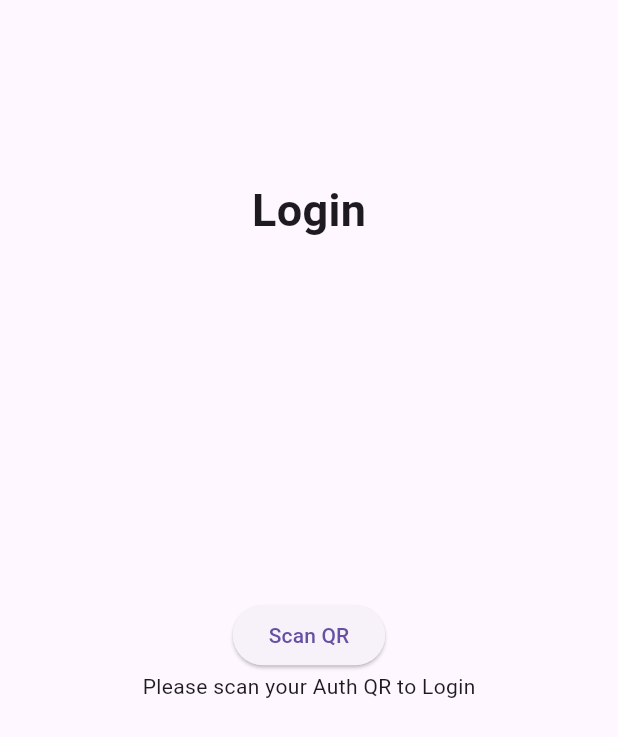
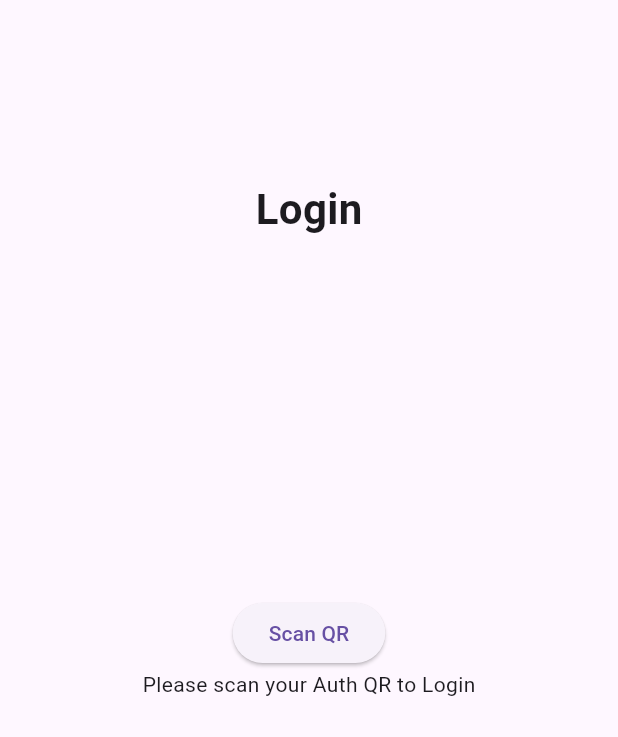
Before and after one commit to SreehariRajeev/qrauthscanner, a Flutter app: the screen it shows after launch, on a phone screen of 412 x 824 dp. Shown: the top 737 px of the screen. Run offline on Flutter 3.47's test engine with Material 3 defaults, Android fonts, the light colour scheme and no system bars; our stand-ins replace dio, get; missing offline and left inert: qr_code_scanner_plus.

Commit message:
Update login_screen.dart

```diff
--- a/lib/screens/auth_screen/login_screen.dart
+++ b/lib/screens/auth_screen/login_screen.dart
@@ -14,7 +14,7 @@ class LoginScreen extends StatelessWidget {
           children: [
             Text(
               "Login",
-              style: TextStyle(fontSize: 30, fontWeight: FontWeight.w700),
+              style: TextStyle(fontSize: 28, fontWeight: FontWeight.w700),
             ),
 
             Column(
```
